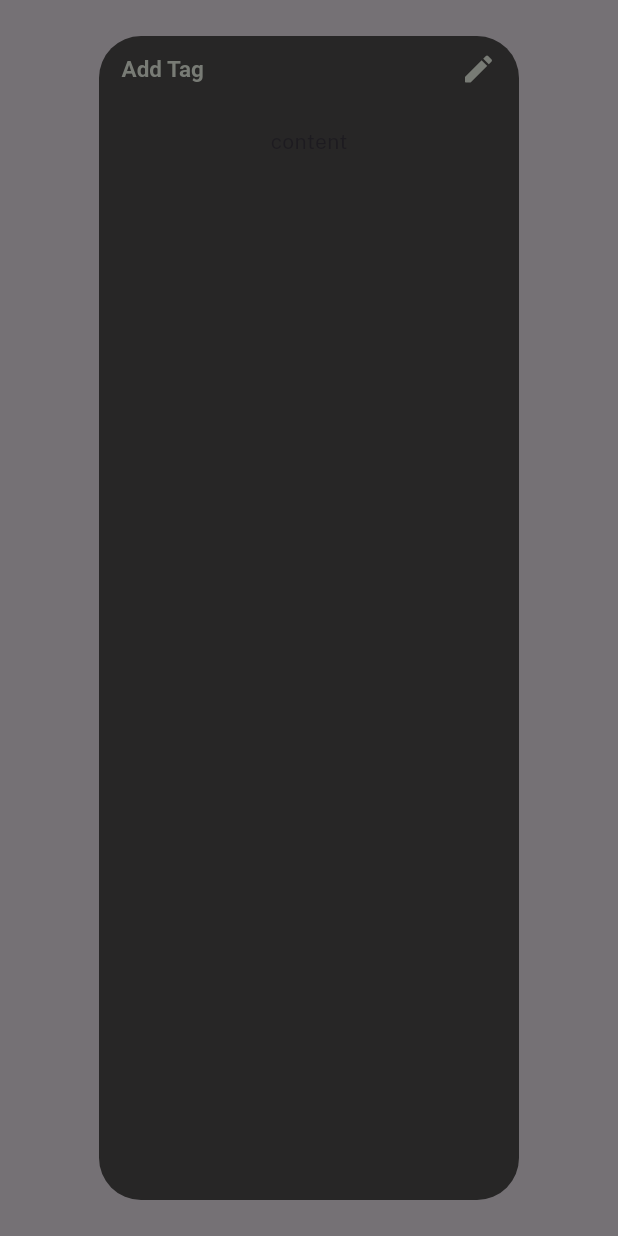
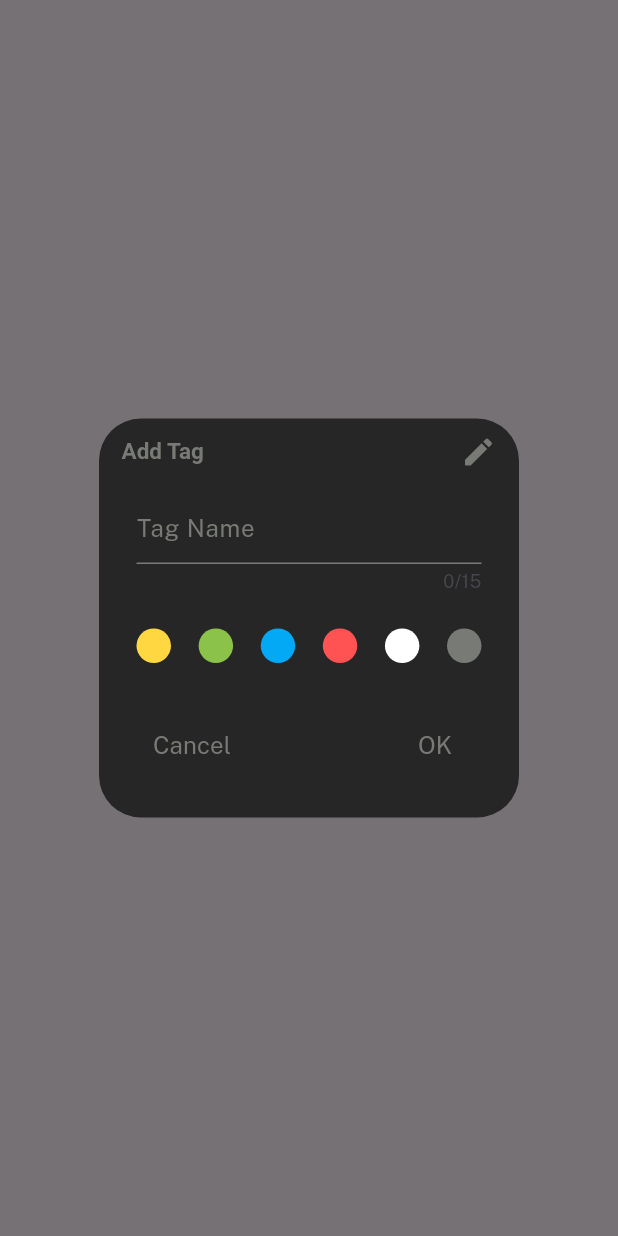
Before and after one commit to hoseda/CodeClip, a Flutter app: what popUpMenu() shows on an empty page, opened directly, on a phone screen of 412 x 824 dp. Run offline on Flutter 3.47's test engine with Material 3 defaults, Android fonts, the phone set to English and light mode, and no system bars; our stand-ins replace flutter_highlight, flutter_riverpod; missing offline and left inert: code_text_field, highlight, hovering, window_size.

Commit message:
complete the adding tag pop up menu using state provider

```diff
--- a/lib/features/home/presentation/generate_tag.dart
+++ b/lib/features/home/presentation/generate_tag.dart
@@ -1,24 +1,25 @@
 import 'package:flutter/material.dart';
+import 'package:flutter_riverpod/flutter_riverpod.dart';
 import 'package:snippet_code/core/constants/colors.dart';
+import 'package:snippet_code/features/home/repositories/generating_tag_providers.dart';
 
-Widget generateTag(
-  Widget? title,
-  Widget? icon,
-  Color? textcolor,
-  Color? backgroundColor,
-) {
-  return FilterChip(label: title ?? Text("lable"), onSelected: (value){});
+Widget generateTag(Widget? title, Color? backgroundColor) {
+  return FilterChip(label: title ?? Text("lable"), onSelected: (value) {});
 }
 
 Future<void> popUpMenu(BuildContext context) async {
+  TextEditingController controller = TextEditingController();
   return showDialog(
     context: context,
     builder: (context) {
+      return Consumer(
+        builder: (context, ref, child) {
+          final color = ref.watch(tagColorStateProvider);
           return AlertDialog(
             title: Row(
               mainAxisAlignment: MainAxisAlignment.spaceBetween,
               children: [
-              const Text("Add Tag"),
+                 Text("Add Tag"),
                 Icon(Icons.edit_rounded, color: iconbg),
               ],
             ),
@@ -29,8 +30,92 @@ Future<void> popUpMenu(BuildContext context) async {
             ),
             titlePadding: EdgeInsets.symmetric(vertical: 10, horizontal: 15),
             backgroundColor: button,
-          content: Column(children: [Center(child:Text("content"))],),
+            contentPadding: EdgeInsets.symmetric(horizontal: 25, vertical: 5),
+            content: SizedBox(
+              height: 140,
+              width: 230,
+              child: Column(
+                mainAxisAlignment: MainAxisAlignment.start,
+                children: [
+                  TextField(
+                    controller: controller,
+                    onSubmitted: (value) {
+                      ref.read(tagTitleStateProvider.notifier).state = value;
+                    },
+                    maxLength: 15,
+                    style: TextStyle(color: color),
+                    decoration: InputDecoration(
+                      hintText: "Tag Name",
+                      hintStyle: TextStyle(color: color),
+                      border: UnderlineInputBorder(
+                        borderSide: BorderSide(color: color),
+                      ),
+                      focusedBorder: UnderlineInputBorder(
+                        borderSide: BorderSide(color: color, width: 2),
+                      ),
+                      enabledBorder: UnderlineInputBorder(
+                        borderSide: BorderSide(color: color, width: 1),
+                      ),
+                      contentPadding: EdgeInsets.all(0),
+                    ),
+                  ),
+                  const SizedBox(height: 23),
+                  Row(
+                    mainAxisAlignment: MainAxisAlignment.spaceBetween,
+                    children: [
+                      createColorfullCircles(Colors.amberAccent, 23),
+                      createColorfullCircles(Colors.lightGreen, 23),
+                      createColorfullCircles(Colors.lightBlue, 23),
+                      createColorfullCircles(Colors.redAccent, 23),
+                      createColorfullCircles(Colors.white, 23),
+                      createColorfullCircles(iconbg, 23),
+                    ],
+                  ),
+                ],
+              ),
+            ),
+            actions: [
+              TextButton(
+                onPressed: () {
+                  Navigator.of(context).pop();
+                },
+                child: Text(
+                  "Cancel",
+                  style: TextStyle(color: iconbg, fontSize: 16),
+                ),
+              ),
+              TextButton(
+                onPressed: () {},
+                child: Text(
+                  "OK",
+                  style: TextStyle(color: iconbg, fontSize: 16),
+                ),
+              ),
+            ],
+            actionsAlignment: MainAxisAlignment.spaceBetween,
+          );
+        },
       );
     },
   );
 }
+
+Widget createColorfullCircles(Color? color, double? size) {
+  return Consumer(
+    builder: (context, ref, child) {
+      return GestureDetector(
+        onTap: () {
+          ref.read(tagColorStateProvider.notifier).state = color!;
+        },
+        child: Container(
+          width: size,
+          height: size,
+          decoration: BoxDecoration(
+            color: color,
+            borderRadius: BorderRadius.circular(50),
+          ),
+        ),
+      );
+    },
+  );
+}
--- /dev/null
+++ b/lib/features/home/repositories/generating_tag_providers.dart
@@ -0,0 +1,11 @@
+import 'package:flutter/material.dart';
+import 'package:flutter_riverpod/flutter_riverpod.dart';
+import 'package:snippet_code/core/constants/colors.dart';
+
+final tagTitleStateProvider = StateProvider<String>((ref) {
+  return "title";
+});
+
+final tagColorStateProvider = StateProvider<Color>((ref) {
+  return iconbg;
+});
--- a/lib/main.dart
+++ b/lib/main.dart
@@ -1,5 +1,6 @@
 import 'dart:io';
 import 'package:flutter/material.dart';
+import 'package:flutter_riverpod/flutter_riverpod.dart';
 import 'package:snippet_code/features/home/presentation/home_page.dart';
 import 'package:window_size/window_size.dart';
 
@@ -11,7 +12,7 @@ void main() {
     setWindowMinSize(const Size(1280, 720));
     setWindowMaxSize(const Size(1280, 900));
   }
-  runApp(const App());
+  runApp(ProviderScope(child: const App()));
 }
 
 class App extends StatelessWidget {
--- a/pubspec.yaml
+++ b/pubspec.yaml
@@ -44,6 +44,7 @@ dependencies:
       url: https://github.com/google/flutter-desktop-embedding
       path: plugins/window_size
   hovering: ^1.0.4
+  flutter_riverpod: ^2.6.1
 
 dev_dependencies:
   flutter_test:
```
Also changed, not shown: pubspec.lock. Lines whose indentation alone changed are shown as unchanged.
